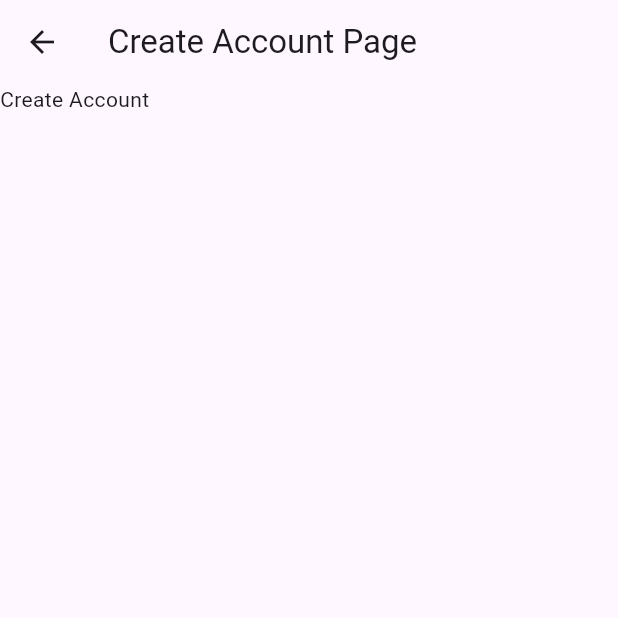
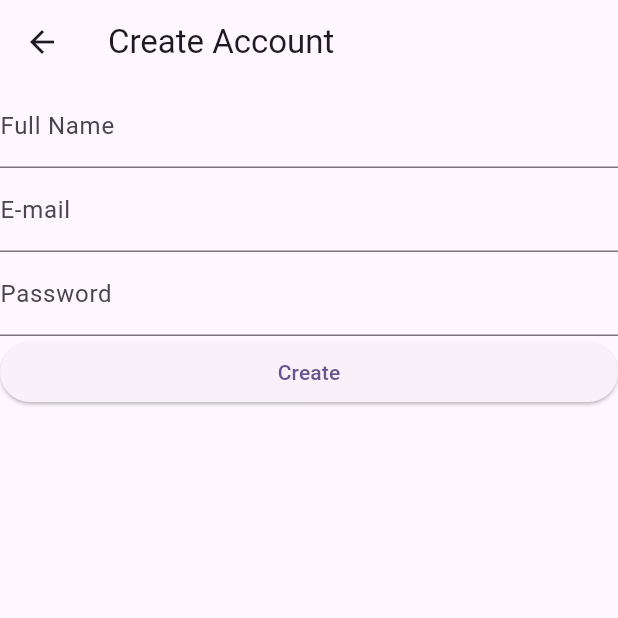
Before and after one commit to kamijidias/Flutter-Projects, a Flutter app: the CreateAccountPage screen opened directly, on a phone screen of 412 x 824 dp, the top half of it. Run offline on Flutter 3.47's test engine with Material 2 defaults, Android fonts, the phone set to English and light mode, and no system bars; our stand-ins replace firebase_auth, firebase_core, shared_preferences; accounts and stored records are empty.

Commit message:
Criado a estrutura basica para criacao do usuario

```diff
--- a/login_fire_base/lib/createaccount_page.dart
+++ b/login_fire_base/lib/createaccount_page.dart
@@ -1,3 +1,4 @@
+import 'package:firebase_auth/firebase_auth.dart';
 import 'package:flutter/material.dart';
 
 class CreateAccountPage extends StatefulWidget {
@@ -8,13 +9,44 @@ class CreateAccountPage extends StatefulWidget {
 }
 
 class _CreateAccountPageState extends State<CreateAccountPage> {
+  final _nameController = TextEditingController();
+  final _emailController = TextEditingController();
+  final _passwordController = TextEditingController();
+  final _firebaseAuth = FirebaseAuth.instance;
+
   @override
   Widget build(BuildContext context) {
     return Scaffold(
       appBar: AppBar(
-        title: Text('Create Account Page'),
+        title: Text('Create Account'),
       ),
-      body: Text("Create Account"),
+      body: ListView(
+        children: [
+          TextFormField(
+            controller: _nameController,
+            decoration: InputDecoration(
+              label: Text('Full Name')
+            ),
+          ),
+          TextFormField(
+            controller: _emailController,
+            decoration: InputDecoration(
+              label: Text('E-mail')
+            ),
+          ),
+          TextFormField(
+            controller: _passwordController,
+            decoration: InputDecoration(
+              label: Text('Password')
+            ),
+          ),
+          ElevatedButton(
+            onPressed: () {
+            },
+            child: Text('Create'),
+          ),
+        ],
+      ),
     );
   }
 }
```
